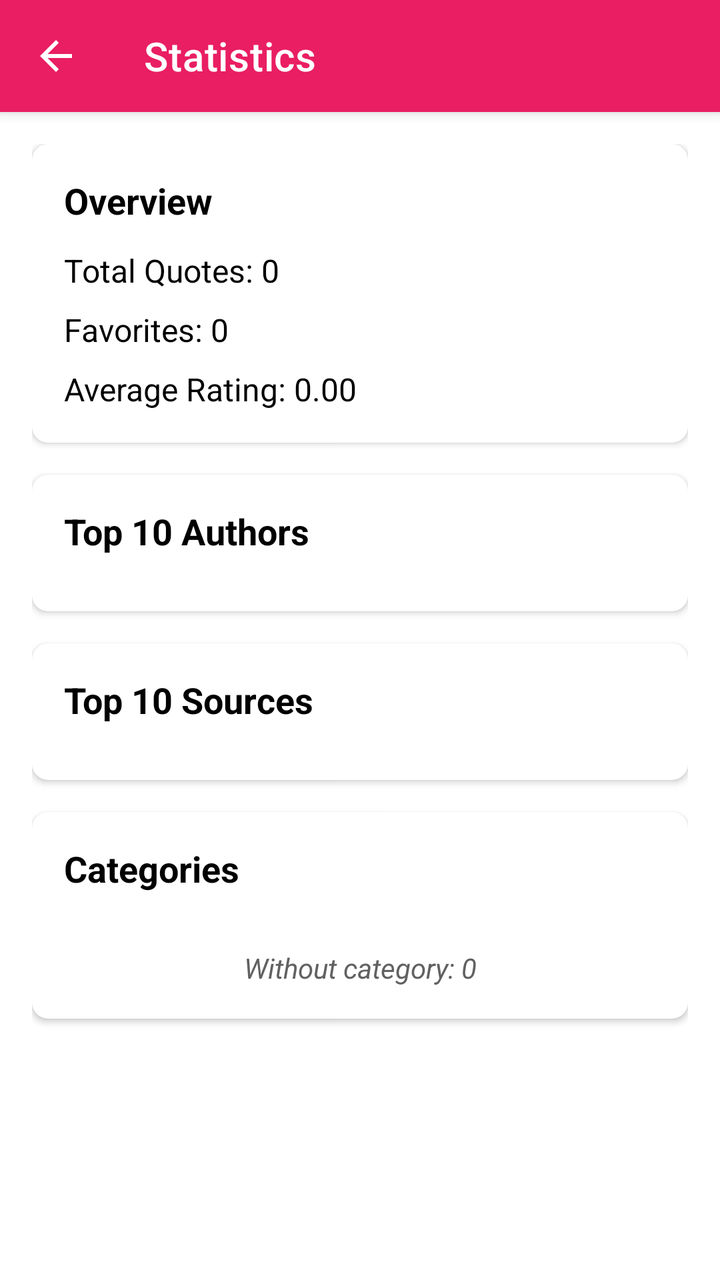
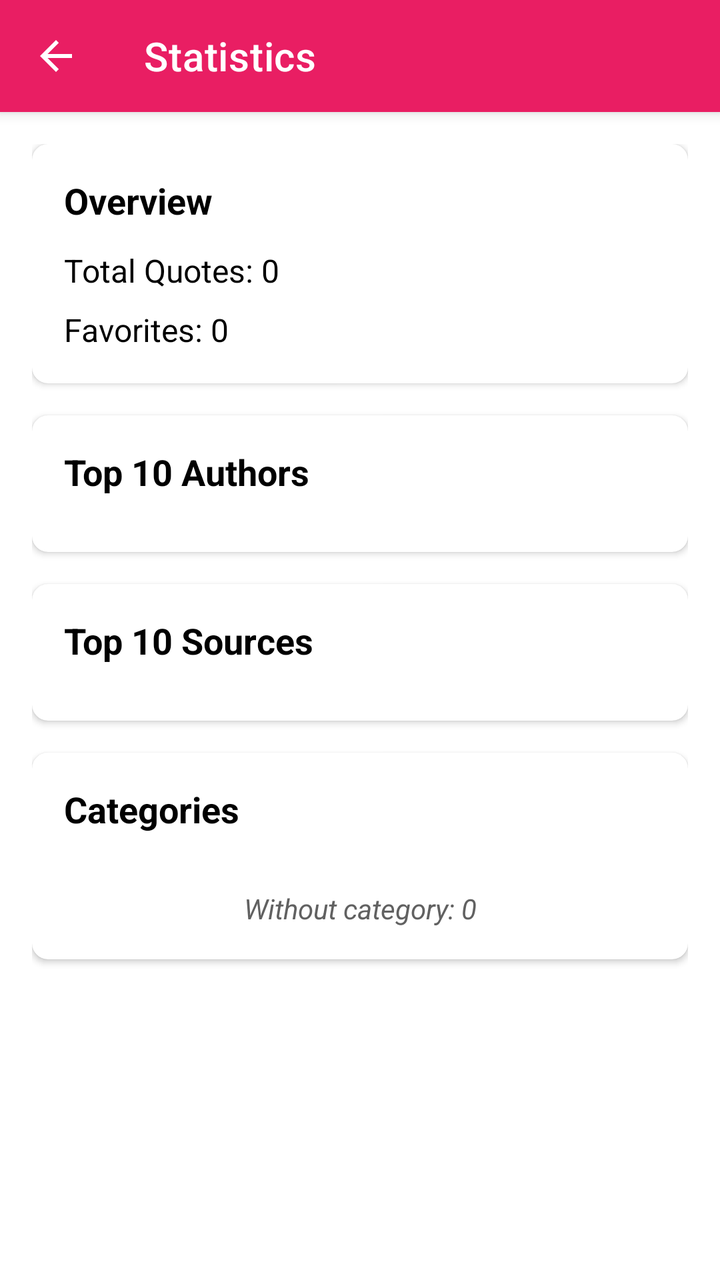

An Android layout rendered at two revisions. The XML below is the earlier revision; the diff shows what the commit changed to produce the second picture.
<!-- AndroidManifest.xml: activity theme Theme.MyQuotes.NoActionBar -->
<!-- res/layout/activity_statistics.xml -->
<?xml version="1.0" encoding="utf-8"?>
<LinearLayout xmlns:android="http://schemas.android.com/apk/res/android"
    xmlns:app="http://schemas.android.com/apk/res-auto"
    android:layout_width="match_parent"
    android:layout_height="match_parent"
    android:orientation="vertical"
    android:background="?android:attr/colorBackground"
    android:fitsSystemWindows="true">

    
    <androidx.appcompat.widget.Toolbar
        android:id="@+id/toolbar"
        android:layout_width="match_parent"
        android:layout_height="?attr/actionBarSize"
        android:background="?attr/colorPrimary"
        android:elevation="4dp"
        android:theme="@style/ThemeOverlay.AppCompat.Dark.ActionBar"
        app:navigationIcon="?attr/homeAsUpIndicator"
        app:title="Statistics"
        app:titleTextColor="@android:color/white" />

    <ScrollView
        android:layout_width="match_parent"
        android:layout_height="0dp"
        android:layout_weight="1"
        android:fillViewport="true">

        <LinearLayout
            android:layout_width="match_parent"
            android:layout_height="wrap_content"
            android:orientation="vertical"
            android:padding="16dp">

            
            <androidx.cardview.widget.CardView
                android:layout_width="match_parent"
                android:layout_height="wrap_content"
                app:cardCornerRadius="8dp"
                app:cardElevation="2dp"
                android:layout_marginBottom="16dp">

                <LinearLayout
                    android:layout_width="match_parent"
                    android:layout_height="wrap_content"
                    android:orientation="vertical"
                    android:padding="16dp">

                    <TextView
                        android:layout_width="wrap_content"
                        android:layout_height="wrap_content"
                        android:text="Overview"
                        android:textSize="18sp"
                        android:textStyle="bold"
                        android:layout_marginBottom="12dp"
                        android:textColor="?android:attr/textColorPrimary" />

                    <TextView
                        android:id="@+id/text_total_quotes"
                        android:layout_width="wrap_content"
                        android:layout_height="wrap_content"
                        android:text="Total Quotes: 0"
                        android:textSize="16sp"
                        android:layout_marginBottom="8dp"
                        android:textColor="?android:attr/textColorPrimary" />

                    <TextView
                        android:id="@+id/text_favorites"
                        android:layout_width="wrap_content"
                        android:layout_height="wrap_content"
                        android:text="Favorites: 0"
                        android:textSize="16sp"
                        android:layout_marginBottom="8dp"
                        android:textColor="?android:attr/textColorPrimary" />

                    <TextView
                        android:id="@+id/text_avg_rating"
                        android:layout_width="wrap_content"
                        android:layout_height="wrap_content"
                        android:text="Average Rating: 0.00"
                        android:textSize="16sp"
                        android:textColor="?android:attr/textColorPrimary" />

                </LinearLayout>

            </androidx.cardview.widget.CardView>

            
            <androidx.cardview.widget.CardView
                android:layout_width="match_parent"
                android:layout_height="wrap_content"
                app:cardCornerRadius="8dp"
                app:cardElevation="2dp"
                android:layout_marginBottom="16dp"
                app:cardBackgroundColor="?attr/colorSurface">

                <LinearLayout
                    android:layout_width="match_parent"
                    android:layout_height="wrap_content"
                    android:orientation="vertical"
                    android:padding="16dp">

                    <TextView
                        android:layout_width="wrap_content"
                        android:layout_height="wrap_content"
                        android:text="Top 10 Authors"
                        android:textSize="18sp"
                        android:textStyle="bold"
                        android:layout_marginBottom="12dp"
                        android:textColor="?android:attr/textColorPrimary" />

                    <androidx.recyclerview.widget.RecyclerView
                        android:id="@+id/recycler_top_authors"
                        android:layout_width="match_parent"
                        android:layout_height="wrap_content"
                        android:nestedScrollingEnabled="false" />

                </LinearLayout>

            </androidx.cardview.widget.CardView>

            
            <androidx.cardview.widget.CardView
                android:layout_width="match_parent"
                android:layout_height="wrap_content"
                app:cardCornerRadius="8dp"
                app:cardElevation="2dp"
                android:layout_marginBottom="16dp"
                app:cardBackgroundColor="?attr/colorSurface">

                <LinearLayout
                    android:layout_width="match_parent"
                    android:layout_height="wrap_content"
                    android:orientation="vertical"
                    android:padding="16dp">

                    <TextView
                        android:layout_width="wrap_content"
                        android:layout_height="wrap_content"
                        android:text="Top 10 Sources"
                        android:textSize="18sp"
                        android:textStyle="bold"
                        android:layout_marginBottom="12dp"
                        android:textColor="?android:attr/textColorPrimary" />

                    <androidx.recyclerview.widget.RecyclerView
                        android:id="@+id/recycler_top_sources"
                        android:layout_width="match_parent"
                        android:layout_height="wrap_content"
                        android:nestedScrollingEnabled="false" />

                </LinearLayout>

            </androidx.cardview.widget.CardView>

            
            <androidx.cardview.widget.CardView
                android:layout_width="match_parent"
                android:layout_height="wrap_content"
                app:cardCornerRadius="8dp"
                app:cardElevation="2dp"
                android:layout_marginBottom="16dp"
                app:cardBackgroundColor="?attr/colorSurface">

                <LinearLayout
                    android:layout_width="match_parent"
                    android:layout_height="wrap_content"
                    android:orientation="vertical"
                    android:padding="16dp">

                    <TextView
                        android:layout_width="wrap_content"
                        android:layout_height="wrap_content"
                        android:text="Categories"
                        android:textSize="18sp"
                        android:textStyle="bold"
                        android:layout_marginBottom="12dp"
                        android:textColor="?android:attr/textColorPrimary" />

                    <androidx.recyclerview.widget.RecyclerView
                        android:id="@+id/recycler_categories"
                        android:layout_width="match_parent"
                        android:layout_height="wrap_content"
                        android:nestedScrollingEnabled="false" />

                    
                    <TextView
                        android:id="@+id/text_no_category"
                        android:layout_width="match_parent"
                        android:layout_height="wrap_content"
                        android:layout_marginTop="16dp"
                        android:text="Without category: 0"
                        android:textSize="14sp"
                        android:textStyle="italic"
                        android:textColor="?android:attr/textColorSecondary"
                        android:gravity="center" />

                </LinearLayout>

            </androidx.cardview.widget.CardView>
        </LinearLayout>

    </ScrollView>

</LinearLayout>
<!-- resources referenced by this layout -->
<resources>
  <style name="Theme.MyQuotes.NoActionBar">
          <item name="windowActionBar">false</item>
          <item name="windowNoTitle">true</item>
      </style>
</resources>

<!-- the commit's change to res/layout/activity_statistics.xml (unified diff, before → after) -->
@@ -68,15 +68,6 @@
                         android:layout_width="wrap_content"
                         android:layout_height="wrap_content"
                         android:text="Favorites: 0"
-                        android:textSize="16sp"
-                        android:layout_marginBottom="8dp"
-                        android:textColor="?android:attr/textColorPrimary" />
-
-                    <TextView
-                        android:id="@+id/text_avg_rating"
-                        android:layout_width="wrap_content"
-                        android:layout_height="wrap_content"
-                        android:text="Average Rating: 0.00"
                         android:textSize="16sp"
                         android:textColor="?android:attr/textColorPrimary" />
 
